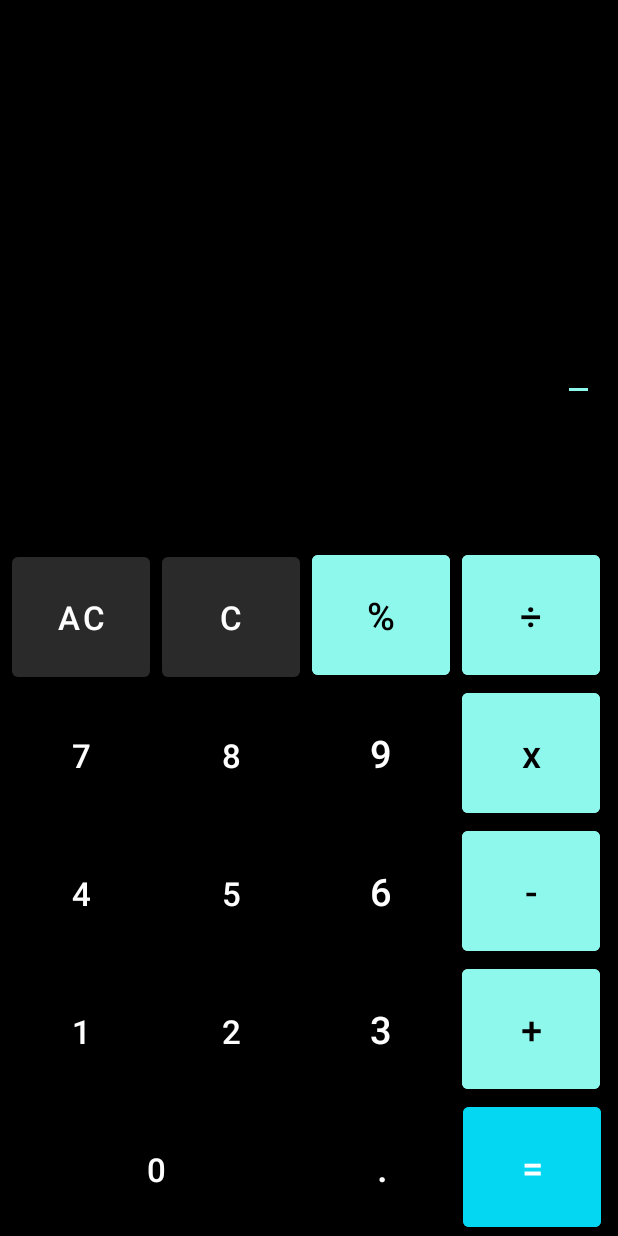
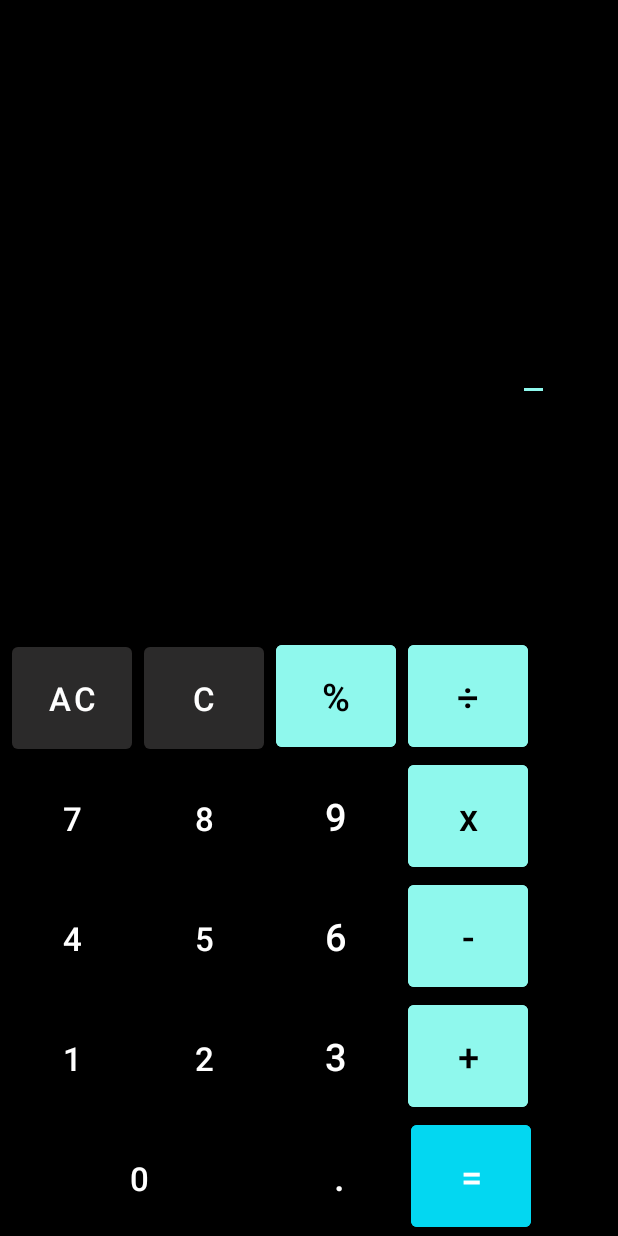
Before and after one commit to Hariharan-Appdeveloper/CodeCasa-Task3-CalculatorApp, an Android app: the screen it shows after launch (MainActivity), on a phone screen of 412 x 824 dp. Run offline under Robolectric (Android 15) with nearby library versions, the phone set to English and light mode, and no system bars; our stand-ins replace sdp/ssp sizes.

Commit message:
version 1

```diff
--- a/app/src/main/java/com/example/calculator/MainActivity.java
+++ b/app/src/main/java/com/example/calculator/MainActivity.java
@@ -252,7 +252,7 @@ public class MainActivity extends AppCompatActivity {
                             }
                             ops.pop();
                         }
-                        else if (tokens[i] == '+' || tokens[i] == '-' || tokens[i] == '*' || tokens[i] == '÷'|| tokens[i]=='%')
+                        else if (tokens[i] == '+' || tokens[i] == '-' || tokens[i] == 'x' || tokens[i] == '÷'|| tokens[i]=='%')
                         {
                             while (!ops.empty() && hasPrecedence(tokens[i], ops.peek())) values.push(applyOp(ops.pop(), values.pop(), values.pop()));
                             ops.push(tokens[i]);
@@ -278,7 +278,7 @@ public class MainActivity extends AppCompatActivity {
             {
                 if (op2 == '(' || op2 == ')')
                     return false;
-                if ((op1 == '*' || op1 == '/') && (op2 == '+' || op2 == '-'))
+                if ((op1 == 'x' || op1 == '/') && (op2 == '+' || op2 == '-'))
                     return false;
                 else
                     return true;
--- a/app/src/main/res/layout/activity_main.xml
+++ b/app/src/main/res/layout/activity_main.xml
@@ -11,7 +11,7 @@
         android:id="@+id/textbox"
         android:layout_width="wrap_content"
         android:layout_height="wrap_content"
-        android:layout_marginRight="20dp"
+        android:layout_marginRight="50dp"
         app:layout_constraintBottom_toBottomOf="parent"
         app:layout_constraintRight_toRightOf="parent"
         app:layout_constraintTop_toTopOf="parent"
@@ -24,7 +24,7 @@
         android:id="@+id/que"
         android:layout_width="wrap_content"
         android:layout_height="wrap_content"
-        android:layout_marginRight="20dp"
+        android:layout_marginRight="50dp"
         android:textColor="@color/white"
         app:layout_constraintBottom_toBottomOf="parent"
         app:layout_constraintRight_toRightOf="parent"
@@ -44,8 +44,8 @@
             android:layout_height="match_parent"
             android:orientation="horizontal">
             <Button
-                android:layout_width="@dimen/_71sdp"
-                android:layout_height="@dimen/_71sdp"
+                android:layout_width="80dp"
+                android:layout_height="80dp"
                 android:layout_marginLeft="8dp"
                 android:backgroundTint="@color/grey"
                 android:text="AC"
@@ -54,8 +54,8 @@
                 android:id="@+id/allcl"></Button>
 
             <Button
-                android:layout_width="@dimen/_71sdp"
-                android:layout_height="@dimen/_71sdp"
+                android:layout_width="80dp"
+                android:layout_height="80dp"
                 android:layout_marginLeft="8dp"
                 android:backgroundTint="@color/grey"
                 android:text="C"
@@ -64,8 +64,8 @@
                 android:id="@+id/cl"></Button>
 
             <Button
-                android:layout_width="@dimen/_71sdp"
-                android:layout_height="@dimen/_71sdp"
+                android:layout_width="80dp"
+                android:layout_height="80dp"
                 android:layout_marginLeft="8dp"
                 android:backgroundTint="@color/teal_200"
                 android:text="%"
@@ -74,8 +74,8 @@
                 android:id="@+id/mod"></Button>
 
             <Button
-                android:layout_width="@dimen/_71sdp"
-                android:layout_height="@dimen/_71sdp"
+                android:layout_width="80dp"
+                android:layout_height="80dp"
                 android:layout_marginLeft="8dp"
                 android:backgroundTint="@color/teal_200"
                 android:text="÷"
@@ -90,8 +90,8 @@
             android:layout_height="match_parent"
             android:orientation="horizontal">
             <Button
-                android:layout_width="@dimen/_71sdp"
-                android:layout_height="@dimen/_71sdp"
+                android:layout_width="80dp"
+                android:layout_height="80dp"
                 android:layout_marginLeft="8dp"
                 android:backgroundTint="@color/black"
                 android:text="7"
@@ -100,8 +100,8 @@
                 android:id="@+id/seven"></Button>
 
             <Button
-                android:layout_width="@dimen/_71sdp"
-                android:layout_height="@dimen/_71sdp"
+                android:layout_width="80dp"
+                android:layout_height="80dp"
                 android:layout_marginLeft="8dp"
                 android:backgroundTint="@color/black"
                 android:text="8"
@@ -110,8 +110,8 @@
                 android:id="@+id/eight"></Button>
 
             <Button
-                android:layout_width="@dimen/_71sdp"
-                android:layout_height="@dimen/_71sdp"
+                android:layout_width="80dp"
+                android:layout_height="80dp"
                 android:layout_marginLeft="8dp"
                 android:backgroundTint="@color/black"
                 android:text="9"
@@ -120,8 +120,8 @@
                 android:id="@+id/nine"></Button>
 
             <Button
-                android:layout_width="@dimen/_71sdp"
-                android:layout_height="@dimen/_71sdp"
+                android:layout_width="80dp"
+                android:layout_height="80dp"
                 android:layout_marginLeft="8dp"
                 android:backgroundTint="@color/teal_200"
                 android:text="x"
@@ -136,8 +136,8 @@
             android:layout_height="match_parent"
             android:orientation="horizontal">
             <Button
-                android:layout_width="@dimen/_71sdp"
-                android:layout_height="@dimen/_71sdp"
+                android:layout_width="80dp"
+                android:layout_height="80dp"
                 android:layout_marginLeft="8dp"
                 android:backgroundTint="@color/black"
                 android:text="4"
@@ -146,8 +146,8 @@
                 android:id="@+id/four"></Button>
 
             <Button
-                android:layout_width="@dimen/_71sdp"
-                android:layout_height="@dimen/_71sdp"
+                android:layout_width="80dp"
+                android:layout_height="80dp"
                 android:layout_marginLeft="8dp"
                 android:backgroundTint="@color/black"
                 android:text="5"
@@ -156,8 +156,8 @@
                 android:id="@+id/five"></Button>
 
             <Button
-                android:layout_width="@dimen/_71sdp"
-                android:layout_height="@dimen/_71sdp"
+                android:layout_width="80dp"
+                android:layout_height="80dp"
                 android:layout_marginLeft="8dp"
                 android:backgroundTint="@color/black"
                 android:text="6"
@@ -166,8 +166,8 @@
                 android:id="@+id/six"></Button>
 
             <Button
-                android:layout_width="@dimen/_71sdp"
-                android:layout_height="@dimen/_71sdp"
+                android:layout_width="80dp"
+                android:layout_height="80dp"
                 android:layout_marginLeft="8dp"
                 android:backgroundTint="@color/teal_200"
                 android:text="-"
@@ -181,8 +181,8 @@
         android:layout_height="match_parent"
         android:orientation="horizontal">
         <Button
-            android:layout_width="@dimen/_71sdp"
-            android:layout_height="@dimen/_71sdp"
+            android:layout_width="80dp"
+            android:layout_height="80dp"
             android:layout_marginLeft="8dp"
             android:backgroundTint="@color/black"
             android:text="1"
@@ -191,8 +191,8 @@
             android:id="@+id/one"></Button>
 
         <Button
-            android:layout_width="@dimen/_71sdp"
-            android:layout_height="@dimen/_71sdp"
+            android:layout_width="80dp"
+            android:layout_height="80dp"
             android:layout_marginLeft="8dp"
             android:backgroundTint="@color/black"
             android:text="2"
@@ -201,8 +201,8 @@
             android:id="@+id/two"></Button>
 
         <Button
-            android:layout_width="@dimen/_71sdp"
-            android:layout_height="@dimen/_71sdp"
+            android:layout_width="80dp"
+            android:layout_height="80dp"
             android:layout_marginLeft="8dp"
             android:backgroundTint="@color/black"
             android:text="3"
@@ -211,8 +211,8 @@
             android:id="@+id/three"></Button>
 
         <Button
-            android:layout_width="@dimen/_71sdp"
-            android:layout_height="@dimen/_71sdp"
+            android:layout_width="80dp"
+            android:layout_height="80dp"
             android:layout_marginLeft="8dp"
             android:backgroundTint="@color/teal_200"
             android:text="+"
@@ -226,8 +226,8 @@
             android:layout_height="match_parent"
             android:orientation="horizontal">
             <Button
-                android:layout_width="@dimen/_148sdp"
-                android:layout_height="@dimen/_71sdp"
+                android:layout_width="170dp"
+                android:layout_height="80dp"
                 android:layout_marginLeft="8dp"
                 android:backgroundTint="@color/black"
                 android:text="0"
@@ -237,8 +237,8 @@
 
 
             <Button
-                android:layout_width="@dimen/_71sdp"
-                android:layout_height="@dimen/_71sdp"
+                android:layout_width="80dp"
+                android:layout_height="80dp"
                 android:layout_marginLeft="8dp"
                 android:backgroundTint="@color/black"
                 android:text="."
@@ -247,8 +247,8 @@
                 android:id="@+id/dec"></Button>
 
             <Button
-                android:layout_width="@dimen/_71sdp"
-                android:layout_height="@dimen/_71sdp"
+                android:layout_width="80dp"
+                android:layout_height="80dp"
                 android:layout_marginLeft="8dp"
                 android:backgroundTint="@color/blue"
                 android:text="="
```
